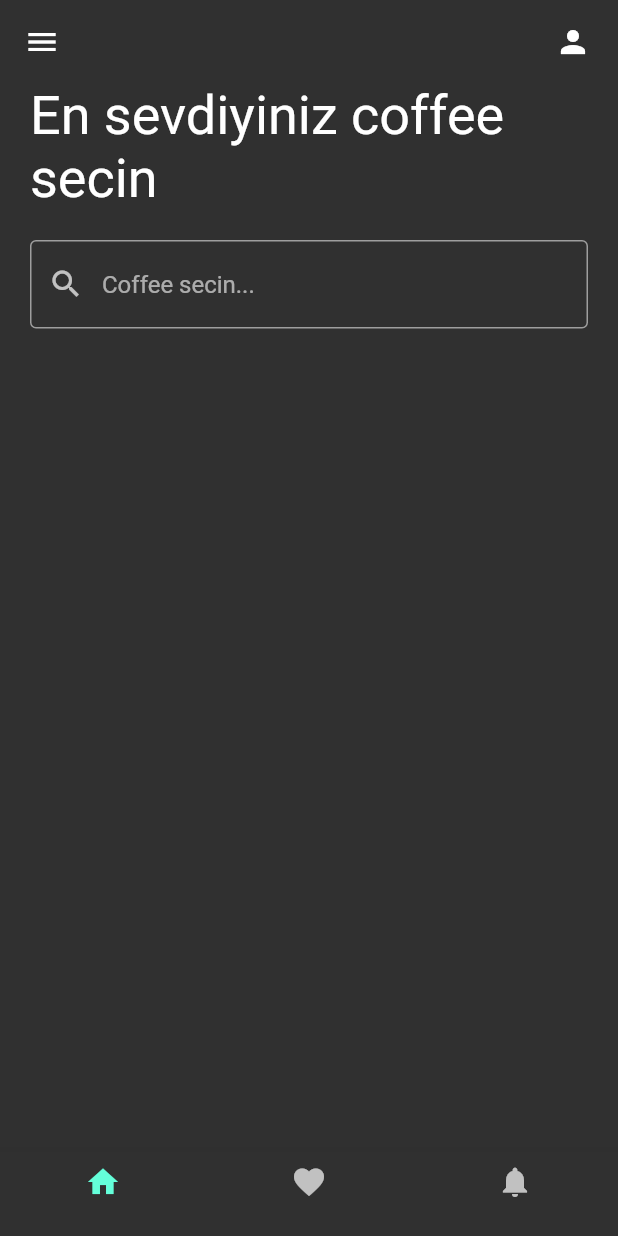
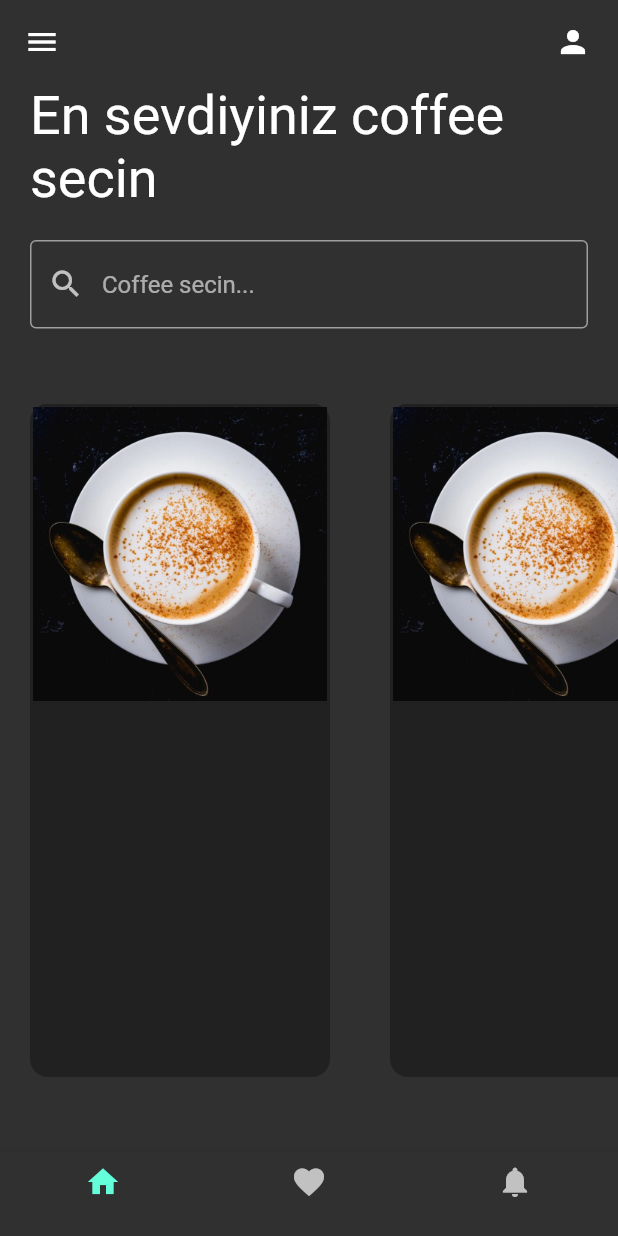
Before and after one commit to RahimCml/CoffeeShop, a Flutter app: the screen it shows after launch, on a phone screen of 412 x 824 dp. Run offline on Flutter 3.47's test engine with Material 2 defaults, Android fonts, the phone set to English and light mode, and no system bars.

Commit message:
Create ListView and call coffee img

```diff
--- /dev/null
+++ b/lib/pages/coffee_page.dart
@@ -0,0 +1,26 @@
+import 'package:flutter/material.dart';
+class CoffeePage extends StatelessWidget {
+  const CoffeePage({super.key});
+
+  @override
+  Widget build(BuildContext context) {
+    return Padding(
+      padding: const EdgeInsets.only(right: 20, left: 20),
+      child: Container(
+        width: 200,
+        decoration: BoxDecoration(
+          borderRadius: BorderRadius.circular(12),
+          color: Colors.grey.shade900,
+        ),
+        child: Column(
+          children: [
+            Padding(
+              padding: const EdgeInsets.all(2.0),
+              child: Image.asset('lib/images/coffeeimg1.png'),
+            ),
+          ],
+        ),
+      ),
+    );
+  }
+}
--- a/lib/pages/home_page.dart
+++ b/lib/pages/home_page.dart
@@ -1,3 +1,4 @@
+import 'package:coffee_shop_flutter/pages/coffee_page.dart';
 import 'package:flutter/material.dart';
 import 'dart:async';
 
@@ -62,7 +63,22 @@ class _HomePageState extends State<HomePage> {
               ),
               onChanged: _onTextChanged
             ),
-          )
+          ),
+          Expanded(
+            flex: 1,
+            // backend'e qosuldugu zaman ListView.Builder cevirin...
+            child: Padding(
+              padding: const EdgeInsets.only(top: 50, bottom: 50),
+              child: ListView(
+                scrollDirection: Axis.horizontal,
+                children: const [
+                  CoffeePage(),
+                  CoffeePage(),
+                  CoffeePage(),
+                ],
+              ),
+            )
+            )
         ],
       ),
     );
--- a/pubspec.yaml
+++ b/pubspec.yaml
@@ -59,7 +59,8 @@ flutter:
   uses-material-design: true
 
   # To add assets to your application, add an assets section, like this:
-  # assets:
+  assets:
+    - lib/images/
   #   - images/a_dot_burr.jpeg
   #   - images/a_dot_ham.jpeg
 
```
Also changed, not shown: lib/images/coffeeimg1.png (added).
